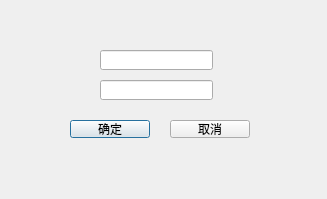
Old version of the form Data Structure/Notebook/UserLoginDialog.ui in the repository Shiokiri/de-education.
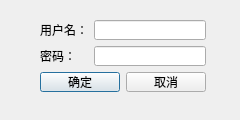
New version of the form.

```diff
--- a/Data Structure/Notebook/UserLoginDialog.ui
+++ b/Data Structure/Notebook/UserLoginDialog.ui
@@ -2,62 +2,65 @@
 <ui version="4.0">
  <class>UserLoginDialog</class>
  <widget class="QDialog" name="UserLoginDialog">
+  <property name="enabled">
+   <bool>true</bool>
+  </property>
   <property name="geometry">
    <rect>
     <x>0</x>
     <y>0</y>
-    <width>327</width>
-    <height>199</height>
+    <width>240</width>
+    <height>120</height>
    </rect>
   </property>
   <property name="windowTitle">
    <string>Dialog</string>
   </property>
-  <widget class="QLineEdit" name="nameEdit">
+  <widget class="QWidget" name="">
    <property name="geometry">
     <rect>
-     <x>100</x>
-     <y>50</y>
-     <width>113</width>
-     <height>20</height>
+     <x>40</x>
+     <y>20</y>
+     <width>166</width>
+     <height>72</height>
     </rect>
    </property>
-  </widget>
-  <widget class="QLineEdit" name="passwordEdit">
-   <property name="geometry">
-    <rect>
-     <x>100</x>
-     <y>80</y>
-     <width>113</width>
-     <height>20</height>
-    </rect>
-   </property>
-  </widget>
+   <layout class="QGridLayout" name="gridLayout">
+    <item row="0" column="0">
+     <widget class="QLabel" name="label">
+      <property name="text">
+       <string>用户名：</string>
+      </property>
+     </widget>
+    </item>
+    <item row="0" column="1" colspan="2">
+     <widget class="QLineEdit" name="nameEdit"/>
+    </item>
+    <item row="1" column="0">
+     <widget class="QLabel" name="label_2">
+      <property name="text">
+       <string>密码：</string>
+      </property>
+     </widget>
+    </item>
+    <item row="1" column="1" colspan="2">
+     <widget class="QLineEdit" name="passwordEdit"/>
+    </item>
+    <item row="2" column="0" colspan="2">
   <widget class="QPushButton" name="okButton">
-   <property name="geometry">
-    <rect>
-     <x>70</x>
-     <y>120</y>
-     <width>80</width>
-     <height>18</height>
-    </rect>
-   </property>
    <property name="text">
     <string>确定</string>
    </property>
   </widget>
+    </item>
+    <item row="2" column="2">
   <widget class="QPushButton" name="cancelButton">
-   <property name="geometry">
-    <rect>
-     <x>170</x>
-     <y>120</y>
-     <width>80</width>
-     <height>18</height>
-    </rect>
-   </property>
    <property name="text">
     <string>取消</string>
    </property>
+     </widget>
+    </item>
+   </layout>
   </widget>
  </widget>
  <resources/>
```
Left out of the diff: 2 changed lines with no effect on the pictures. Lines whose indentation alone changed are shown as unchanged.
